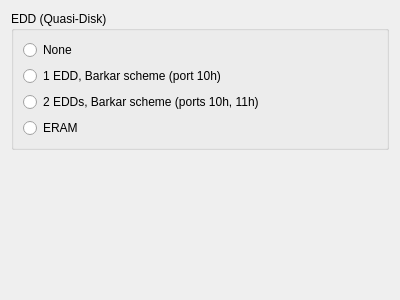
This is src/qt/qtVectorConfig.ui in vpyk/emu80v4 as Qt 5 draws it before an edit. The edited form follows.
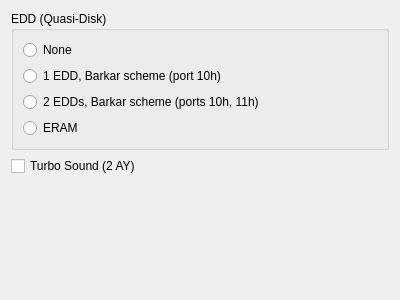
This is the edited form.

Commit message: Vector: add Turbo Sound option

Patch:
```diff
--- a/src/qt/qtVectorConfig.ui
+++ b/src/qt/qtVectorConfig.ui
@@ -66,6 +66,13 @@
      </layout>
     </widget>
    </item>
+   <item>
+    <widget class="QCheckBox" name="tsCheckBox">
+     <property name="text">
+      <string notr="true">Turbo Sound (2 AY)</string>
+     </property>
+    </widget>
+   </item>
    <item>
     <spacer name="verticalSpacer">
      <property name="orientation">
```
The commit also changes 3 other files.
